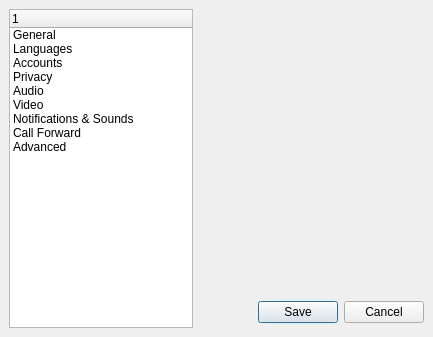
Qt form wengophone/src/presentation/qt/config/WengoConfigDialog.ui (tkrotoff/WengoPhone) before a commit.
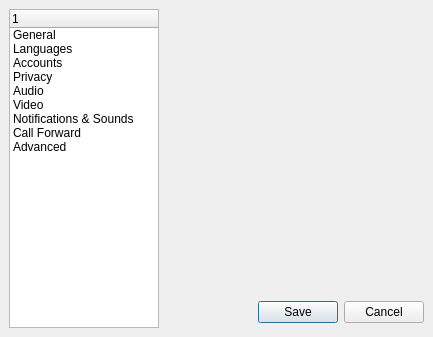
The same form after that commit. Icons and pictures are not drawn.

Commit message: More work on configuration panels

```diff
--- a/wengophone/src/presentation/qt/config/WengoConfigDialog.ui
+++ b/wengophone/src/presentation/qt/config/WengoConfigDialog.ui
@@ -35,6 +35,12 @@
        <height>0</height>
       </size>
      </property>
+     <property name="maximumSize" >
+      <size>
+       <width>150</width>
+       <height>16777215</height>
+      </size>
+     </property>
      <property name="iconSize" >
       <size>
        <width>24</width>
```
The commit also changes 7 other files.
